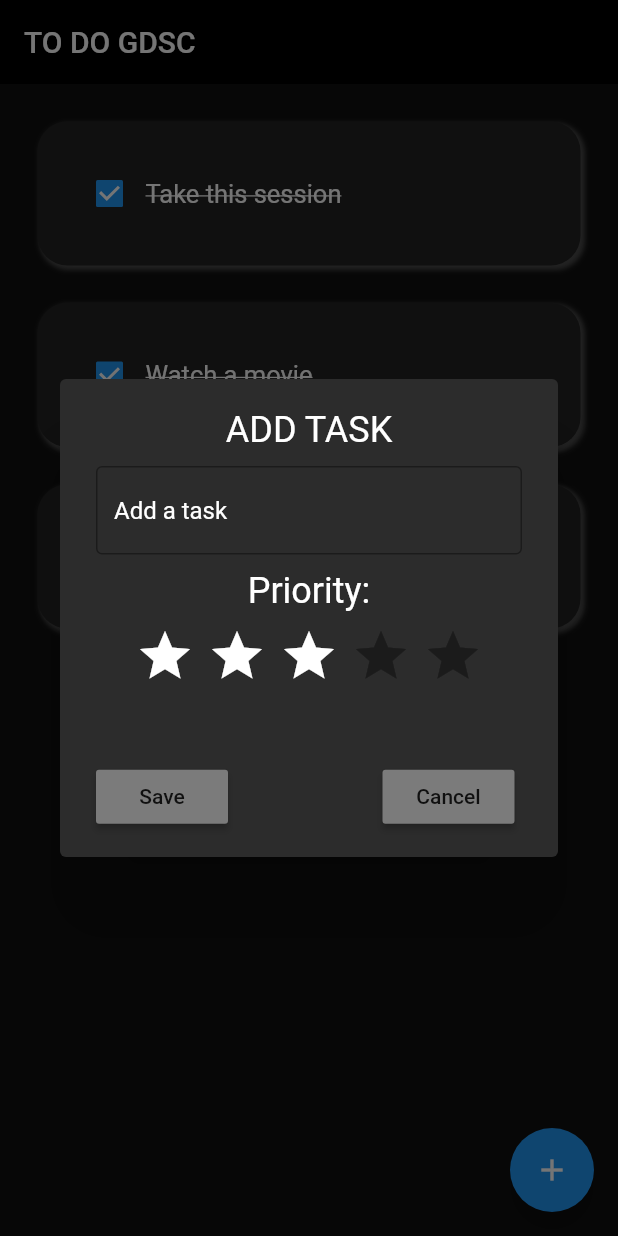
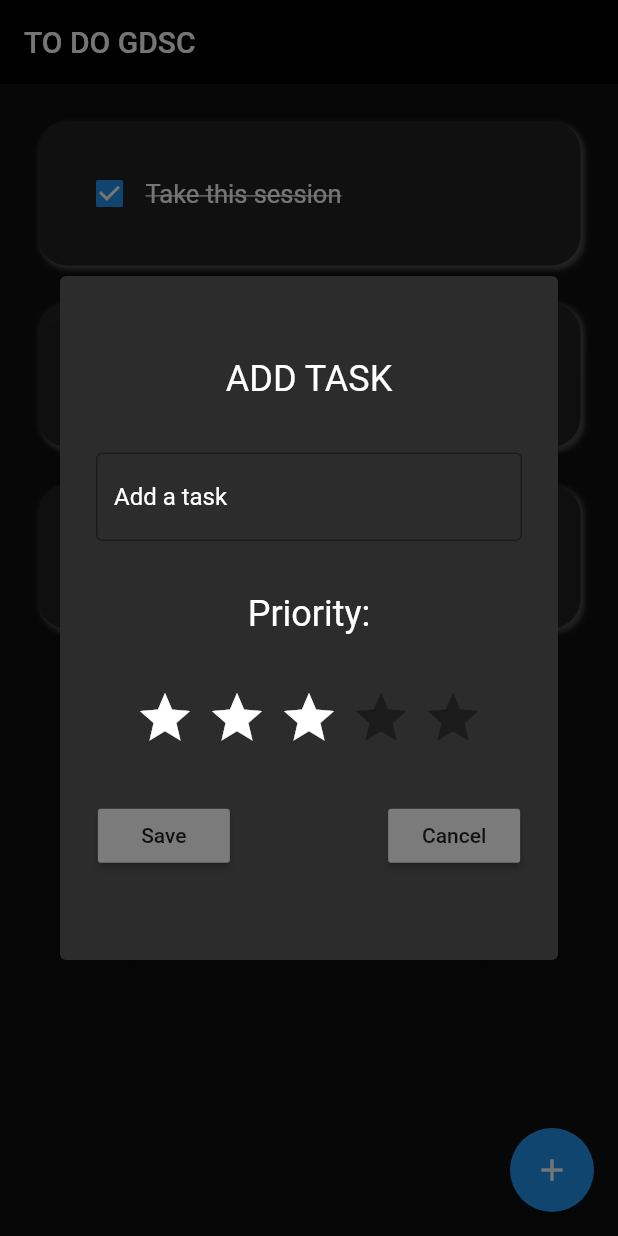
Before and after one commit to vishalsankar/Flutter-Fastforward-Internal-App, a Flutter app: the screen it shows after launch, after a tap on the "add" icon, on a phone screen of 412 x 824 dp. Run offline on Flutter 3.47's test engine with Material 2 defaults, Android fonts, the phone set to English and light mode, and no system bars; drawn by our look-alikes of flutter_rating_bar.

Commit message:
vs//fixed pop-up

```diff
--- a/lib/widgets/add_task.dart
+++ b/lib/widgets/add_task.dart
@@ -12,35 +12,39 @@ class Task extends StatelessWidget {
     return AlertDialog(
       backgroundColor: Color.fromARGB(255, 44, 44, 44),
       content: Container(
-        height: MediaQuery.of(context).size.height / 3,
-        width: MediaQuery.of(context).size.width * 0.75,
-        child: Column(children: [
-          Text(
+        height: MediaQuery.of(context).size.height / 2,
+        width: MediaQuery.of(context).size.width,
+        child: Column(
+          mainAxisAlignment: MainAxisAlignment.spaceEvenly,
+          crossAxisAlignment: CrossAxisAlignment.center,
+          children: [
+            const Text(
               "ADD TASK",
               style: TextStyle(
                   fontSize: 24, color: Color.fromARGB(255, 255, 255, 255)),
             ),
-          SizedBox(
-            height: 10,
-          ),
+            // SizedBox(
+            //   height: 10,
+            // ),
             TextField(
+              style: TextStyle(color: Colors.white),
               controller: controller,
-            decoration: InputDecoration(
+              decoration: const InputDecoration(
                   border: OutlineInputBorder(),
                   hintText: "Add a task",
                   hintStyle: TextStyle(color: Colors.white)),
             ),
-          SizedBox(
-            height: 10,
-          ),
-          Text(
+            // SizedBox(
+            //   height: 10,
+            // ),
+            const Text(
               "Priority:",
               style: TextStyle(
                   fontSize: 24, color: Color.fromARGB(255, 255, 255, 255)),
             ),
-          SizedBox(
-            height: 10,
-          ),
+            // SizedBox(
+            //   height: 10,
+            // ),
             RatingBar.builder(
               initialRating: 3,
               minRating: 1,
@@ -56,10 +60,11 @@ class Task extends StatelessWidget {
                 print(rating);
               },
             ),
-          SizedBox(
-            height: MediaQuery.of(context).size.height * 0.06,
-          ),
+            // SizedBox(
+            //   height: MediaQuery.of(context).size.height * 0.06,
+            // ),
             Row(
+              mainAxisAlignment: MainAxisAlignment.spaceEvenly,
               children: [
                 MaterialButton(
                   onPressed: save,
@@ -76,7 +81,8 @@ class Task extends StatelessWidget {
                 ),
               ],
             ),
-        ]),
+          ],
+        ),
       ),
     );
   }
```
Lines whose indentation alone changed are shown as unchanged.
